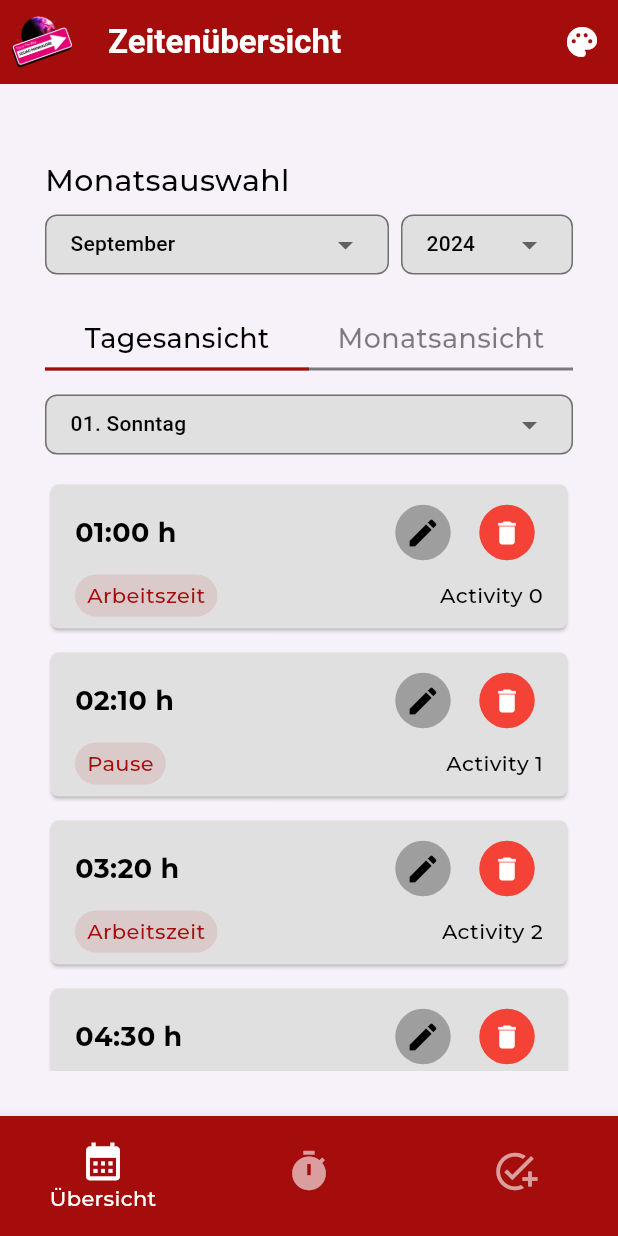
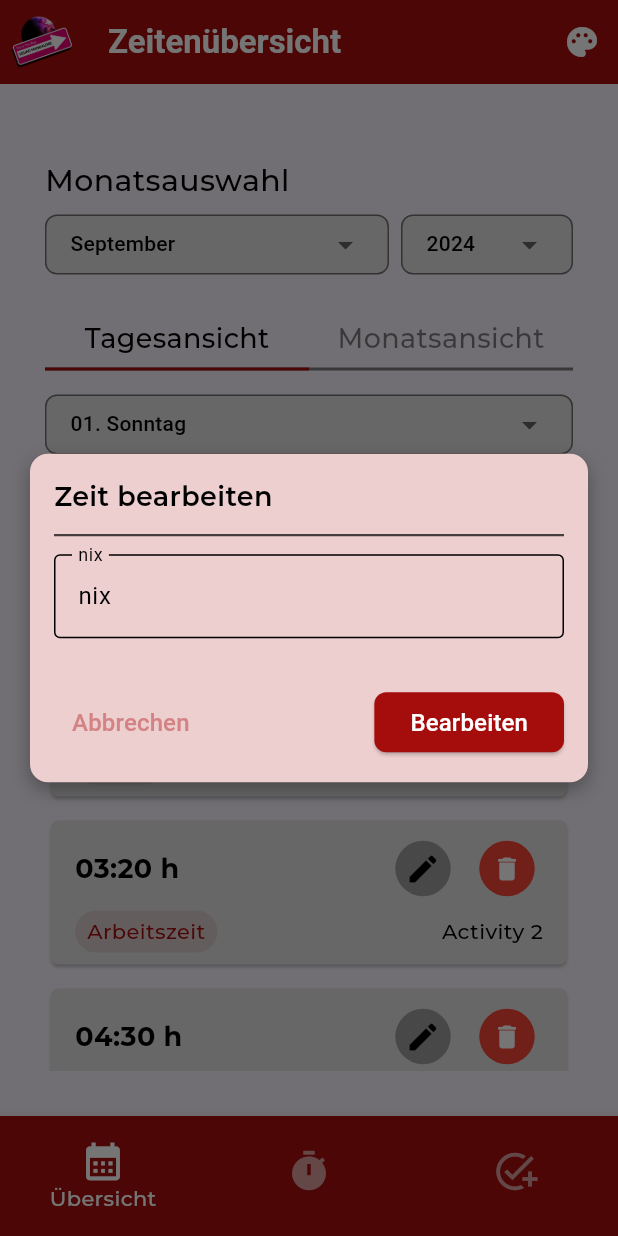
Before and after one commit to Squad-Mandalore/ttfrontend, a Flutter app: the HomePage screen opened directly, after a tap on "Tagesansicht", after a tap on the "edit" icon, on a phone screen of 412 x 824 dp. Run offline on Flutter 3.47's test engine with Material 3 defaults, Android fonts, the phone set to English and light mode, and no system bars; drawn by our look-alikes of dropdown_button2; our stand-ins replace dotted_border, shared_preferences; accounts and stored records are empty; project files that could hold a hidden picture were left out.

Commit message:
basic popups

```diff
--- /dev/null
+++ b/lib/pages/overview/utils/overview_popup_logic.dart
@@ -0,0 +1,65 @@
+import 'package:flutter/material.dart';
+import 'package:ttfrontend/modules/widgets/custom_popup.dart';
+
+class OverviewPopupLogic {
+  static void showDeleteConfirmation(BuildContext context, VoidCallback onDelete) {
+    showDialog(
+      context: context,
+      builder: (BuildContext context) {
+        return GenericPopup(
+          title: 'Eintrag löschen',
+          agreeText: 'Löschen',
+          content: Column(
+            children: [
+              Text("Möchten Sie die Zeit wirklich löschen?"),
+              const Text(
+                  "Diese Aktion kann nicht Rückgängig gemacht werden."),
+            ],
+          ),
+          mode: PopUpMode.warning,
+          onAgree: () {
+            onDelete();
+            Navigator.of(context).pop();
+          },
+          onDisagree: () {
+            Navigator.of(context).pop();
+          },
+        );
+      },
+    );
+  }
+
+  static void showEditPopup(BuildContext context, Function(String) onEdit) {
+    final TextEditingController controller = TextEditingController(text: 'nix');
+
+    showDialog(
+      context: context,
+      builder: (BuildContext context) {
+        return GenericPopup(
+          title: 'Zeit bearbeiten',
+          agreeText: 'Bearbeiten',
+          content: Column(
+            children: [
+              TextField(
+                controller: controller,
+                decoration: InputDecoration(
+                  labelText: 'nix',
+                  border: const OutlineInputBorder(),
+                ),
+              ),
+              const SizedBox(height: 16),
+            ],
+          ),
+          mode: PopUpMode.agree,
+          onAgree: () {
+            onEdit(controller.text);
+            Navigator.of(context).pop();
+          },
+          onDisagree: () {
+            Navigator.of(context).pop();
+          },
+        );
+      },
+    );
+  }
+}
--- a/lib/pages/overview/widgets/time_card.dart
+++ b/lib/pages/overview/widgets/time_card.dart
@@ -1,5 +1,6 @@
 import 'package:flutter/material.dart';
 import 'package:ttfrontend/assets/colours/extended_theme.dart';
+import 'package:ttfrontend/pages/overview/utils/overview_popup_logic.dart';
 
 class TimeCard extends StatelessWidget {
   final int hours;
@@ -45,7 +46,9 @@ class TimeCard extends StatelessWidget {
                 const Spacer(),
                 IconButton(
                   onPressed: () {
-                    // Add edit functionality here
+                    OverviewPopupLogic.showEditPopup(context, (callback) {
+                      // Add edit functionality here
+                    });
                   },
                   style: ButtonStyle(
                     backgroundColor: WidgetStateProperty.all(customColors?.backgroundAccent5 ?? theme.colorScheme.surface),
@@ -60,7 +63,9 @@ class TimeCard extends StatelessWidget {
                 const SizedBox(width: 8),
                 IconButton(
                   onPressed: () {
-                    // Add delete functionality here
+                    OverviewPopupLogic.showDeleteConfirmation(context, () {
+                      // Add edit functionality here
+                    });
                   },
                   icon: const Icon(Icons.delete),
                   color: Colors.white,
```
